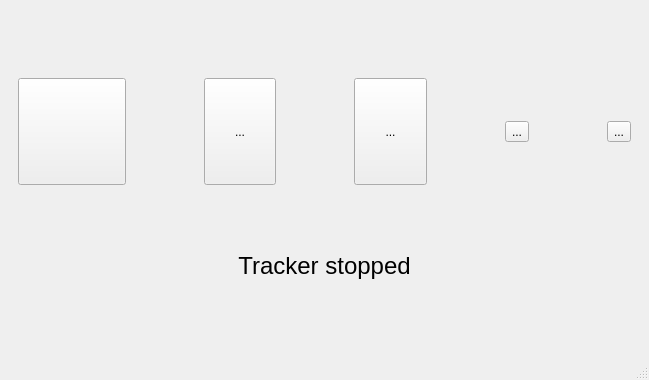
Above: src/tracker/ui/MainWindow.ui from OSLL/geo2tag before the change. Below: the same form after it.
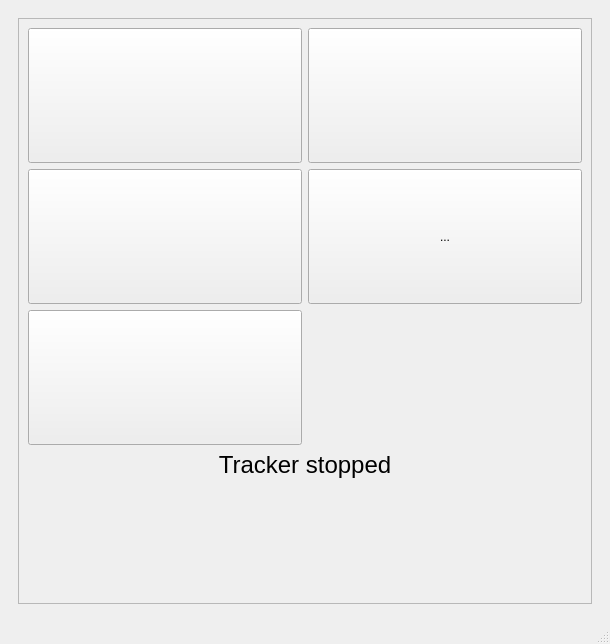
That is the form after the change. Icons and pictures are not drawn.

Patch:
```diff
--- a/src/tracker/ui/MainWindow.ui
+++ b/src/tracker/ui/MainWindow.ui
@@ -6,8 +6,8 @@
    <rect>
     <x>0</x>
     <y>0</y>
-    <width>649</width>
-    <height>380</height>
+    <width>610</width>
+    <height>644</height>
    </rect>
   </property>
   <property name="sizePolicy">
@@ -40,27 +40,65 @@
       </property>
       <widget class="QWidget" name="page">
        <layout class="QGridLayout" name="gridLayout_2">
-        <item row="3" column="0">
-         <layout class="QVBoxLayout" name="verticalLayout_1">
+        <item row="0" column="0">
+         <widget class="QScrollArea" name="scrollArea">
+          <property name="enabled">
+           <bool>true</bool>
+          </property>
+          <property name="mouseTracking">
+           <bool>false</bool>
+          </property>
+          <property name="focusPolicy">
+           <enum>Qt::NoFocus</enum>
+          </property>
+          <property name="widgetResizable">
+           <bool>true</bool>
+          </property>
+          <widget class="QWidget" name="scrollAreaWidgetContents">
+           <property name="geometry">
+            <rect>
+             <x>0</x>
+             <y>0</y>
+             <width>572</width>
+             <height>558</height>
+            </rect>
+           </property>
+           <layout class="QVBoxLayout" name="verticalLayout_3">
           <item>
-           <spacer name="verticalSpacer">
-            <property name="orientation">
-             <enum>Qt::Vertical</enum>
-            </property>
-            <property name="sizeHint" stdset="0">
+             <layout class="QGridLayout" name="gridLayout_3">
+              <item row="2" column="0">
+               <widget class="QToolButton" name="settingsButton">
+                <property name="sizePolicy">
+                 <sizepolicy hsizetype="Preferred" vsizetype="Preferred">
+                  <horstretch>0</horstretch>
+                  <verstretch>0</verstretch>
+                 </sizepolicy>
+                </property>
+                <property name="focusPolicy">
+                 <enum>Qt::TabFocus</enum>
+                </property>
+                <property name="autoFillBackground">
+                 <bool>true</bool>
+                </property>
+                <property name="text">
+                 <string/>
+                </property>
+                <property name="icon">
+                 <iconset>
+                  <normaloff>:/images/settings-256.png</normaloff>:/images/settings-256.png</iconset>
+                </property>
+                <property name="iconSize">
              <size>
-              <width>20</width>
-              <height>40</height>
-             </size>
-            </property>
-           </spacer>
-          </item>
-          <item>
-           <layout class="QHBoxLayout" name="horizontalLayout">
-            <item>
+                  <width>128</width>
+                  <height>128</height>
+                 </size>
+                </property>
+               </widget>
+              </item>
+              <item row="0" column="0">
              <widget class="QToolButton" name="startButton">
               <property name="sizePolicy">
-               <sizepolicy hsizetype="Expanding" vsizetype="Expanding">
+                 <sizepolicy hsizetype="Preferred" vsizetype="Preferred">
                 <horstretch>0</horstretch>
                 <verstretch>0</verstretch>
                </sizepolicy>
@@ -80,8 +118,8 @@
               </property>
               <property name="iconSize">
                <size>
-                <width>100</width>
-                <height>100</height>
+                  <width>128</width>
+                  <height>128</height>
                </size>
               </property>
               <property name="autoRepeatDelay">
@@ -89,23 +127,10 @@
               </property>
              </widget>
             </item>
-            <item>
-             <spacer name="horizontalSpacer_3">
-              <property name="orientation">
-               <enum>Qt::Horizontal</enum>
-              </property>
-              <property name="sizeHint" stdset="0">
-               <size>
-                <width>40</width>
-                <height>20</height>
-               </size>
-              </property>
-             </spacer>
-            </item>
-            <item>
+              <item row="0" column="2">
              <widget class="QToolButton" name="logButton">
               <property name="sizePolicy">
-               <sizepolicy hsizetype="Expanding" vsizetype="Expanding">
+                 <sizepolicy hsizetype="Preferred" vsizetype="Preferred">
                 <horstretch>0</horstretch>
                 <verstretch>0</verstretch>
                </sizepolicy>
@@ -117,7 +142,7 @@
                <bool>true</bool>
               </property>
               <property name="text">
-               <string>...</string>
+                 <string/>
               </property>
               <property name="icon">
                <iconset resource="images.qrc">
@@ -125,69 +150,20 @@
               </property>
               <property name="iconSize">
                <size>
-                <width>100</width>
-                <height>100</height>
+                  <width>128</width>
+                  <height>128</height>
                </size>
               </property>
              </widget>
             </item>
-            <item>
-             <spacer name="horizontalSpacer_4">
-              <property name="orientation">
-               <enum>Qt::Horizontal</enum>
-              </property>
-              <property name="sizeHint" stdset="0">
-               <size>
-                <width>40</width>
-                <height>20</height>
-               </size>
-              </property>
-             </spacer>
-            </item>
-            <item>
-             <widget class="QToolButton" name="settingsButton">
-              <property name="sizePolicy">
-               <sizepolicy hsizetype="Expanding" vsizetype="Expanding">
-                <horstretch>0</horstretch>
-                <verstretch>0</verstretch>
-               </sizepolicy>
-              </property>
-              <property name="focusPolicy">
-               <enum>Qt::ClickFocus</enum>
-              </property>
-              <property name="autoFillBackground">
-               <bool>true</bool>
-              </property>
-              <property name="text">
-               <string>...</string>
-              </property>
-              <property name="icon">
-               <iconset resource="images.qrc">
-                <normaloff>:/images/settings-256.png</normaloff>:/images/settings-256.png</iconset>
-              </property>
-              <property name="iconSize">
-               <size>
-                <width>100</width>
-                <height>100</height>
-               </size>
-              </property>
-             </widget>
-            </item>
-            <item>
-             <spacer name="horizontalSpacer_2">
-              <property name="orientation">
-               <enum>Qt::Horizontal</enum>
-              </property>
-              <property name="sizeHint" stdset="0">
-               <size>
-                <width>40</width>
-                <height>20</height>
-               </size>
-              </property>
-             </spacer>
-            </item>
-            <item>
+              <item row="2" column="2">
              <widget class="QToolButton" name="daemonRestartButton">
+                <property name="sizePolicy">
+                 <sizepolicy hsizetype="Preferred" vsizetype="Preferred">
+                  <horstretch>0</horstretch>
+                  <verstretch>0</verstretch>
+                 </sizepolicy>
+                </property>
               <property name="text">
                <string>...</string>
               </property>
@@ -203,23 +179,19 @@
               </property>
              </widget>
             </item>
-            <item>
-             <spacer name="horizontalSpacer_5">
-              <property name="orientation">
-               <enum>Qt::Horizontal</enum>
-              </property>
-              <property name="sizeHint" stdset="0">
-               <size>
-                <width>40</width>
-                <height>20</height>
-               </size>
-              </property>
-             </spacer>
-            </item>
-            <item>
+              <item row="3" column="0">
              <widget class="QToolButton" name="aboutButton">
+                <property name="sizePolicy">
+                 <sizepolicy hsizetype="Preferred" vsizetype="Preferred">
+                  <horstretch>0</horstretch>
+                  <verstretch>0</verstretch>
+                 </sizepolicy>
+                </property>
+                <property name="focusPolicy">
+                 <enum>Qt::TabFocus</enum>
+                </property>
               <property name="text">
-               <string>...</string>
+                 <string/>
               </property>
               <property name="icon">
                <iconset resource="images.qrc">
@@ -227,29 +199,22 @@
               </property>
               <property name="iconSize">
                <size>
-                <width>100</width>
-                <height>100</height>
+                  <width>128</width>
+                  <height>128</height>
                </size>
               </property>
              </widget>
             </item>
            </layout>
           </item>
-          <item>
-           <spacer name="verticalSpacer_2">
-            <property name="orientation">
-             <enum>Qt::Vertical</enum>
-            </property>
-            <property name="sizeHint" stdset="0">
-             <size>
-              <width>20</width>
-              <height>40</height>
-             </size>
-            </property>
-           </spacer>
-          </item>
           <item>
            <widget class="QLabel" name="m_daemonIndicator">
+              <property name="sizePolicy">
+               <sizepolicy hsizetype="Preferred" vsizetype="Preferred">
+                <horstretch>0</horstretch>
+                <verstretch>0</verstretch>
+               </sizepolicy>
+              </property>
             <property name="font">
              <font>
               <pointsize>18</pointsize>
@@ -264,7 +229,7 @@
            </widget>
           </item>
           <item>
-           <spacer name="verticalSpacer_3">
+             <spacer name="verticalSpacer">
             <property name="orientation">
              <enum>Qt::Vertical</enum>
             </property>
@@ -277,6 +242,8 @@
            </spacer>
           </item>
          </layout>
+          </widget>
+         </widget>
         </item>
        </layout>
       </widget>
```
Left out of the diff: 27 changed lines with no effect on the pictures. Lines whose indentation alone changed are shown as unchanged.
